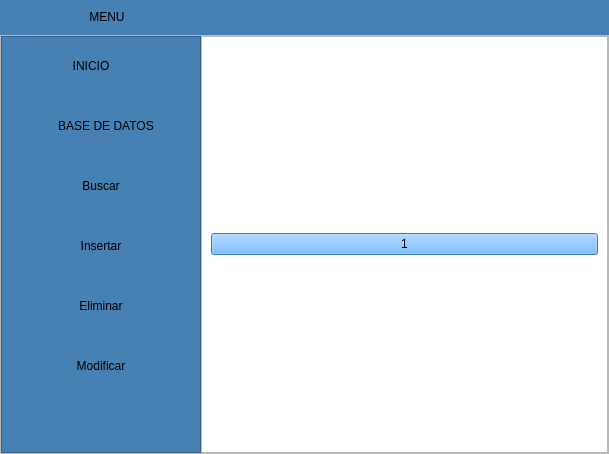
First picture: the form in Menu Lateral desplegable/menu.ui, repository Juankapy/Programacion-app, before the edit.
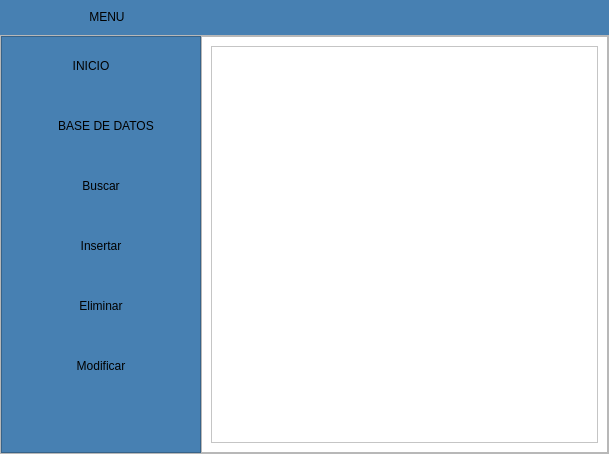
Second picture: the form after the edit. The open tabs and pages were chosen to show the change. Icons and pictures are not drawn.

The edit to the form file:
```diff
--- a/Menu Lateral desplegable/menu.ui
+++ b/Menu Lateral desplegable/menu.ui
@@ -672,15 +672,7 @@
              </property>
              <layout class="QVBoxLayout" name="verticalLayout_4">
               <item>
-               <widget class="QPushButton" name="pushButton_5">
-                <property name="styleSheet">
-                 <string notr="true">background-color: rgb(85, 170, 255);
-font: 87 36pt &quot;Arial Black&quot;;</string>
-                </property>
-                <property name="text">
-                 <string>1</string>
-                </property>
-               </widget>
+               <widget class="QTableWidget" name="tableWidget"/>
               </item>
              </layout>
             </widget>
```
